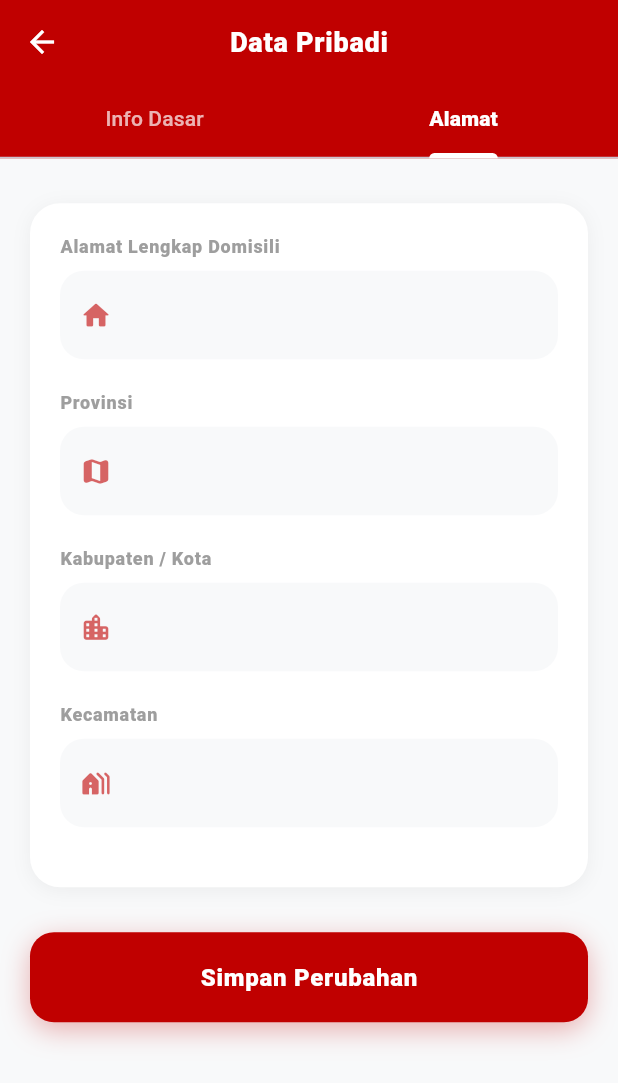
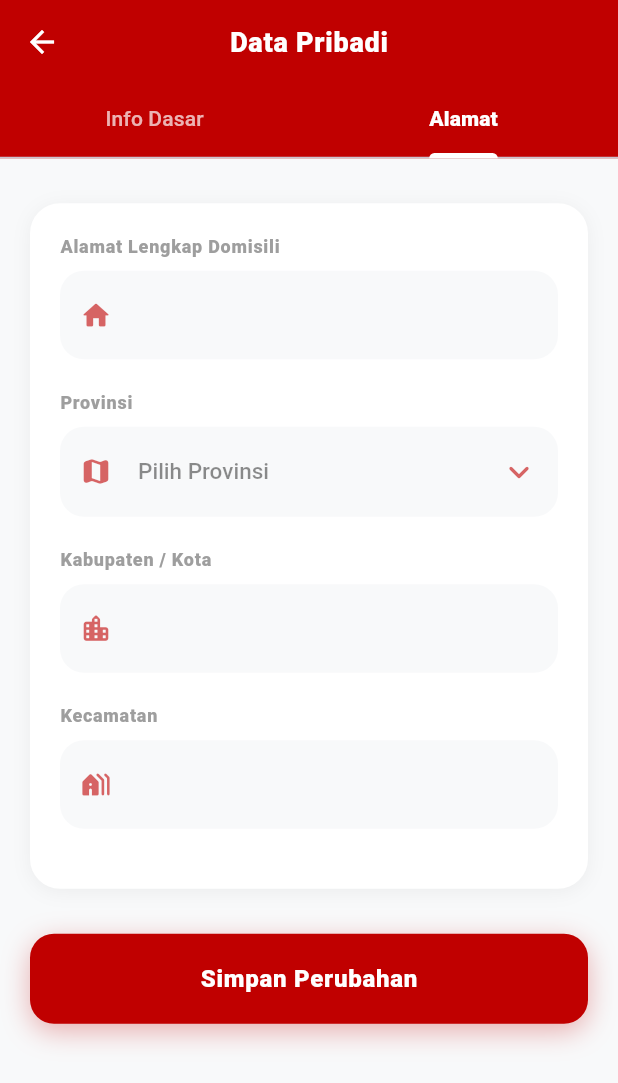
Before and after one commit to andibatari/stmc_health_app, a Flutter app: the DataPribadiPage screen opened directly with empty values, tab 2 chosen, on a phone screen of 412 x 824 dp. Shown: the top 1083 px of the screen. Run offline on Flutter 3.47's test engine with Material 3 defaults, Android fonts, the phone set to English and light mode, and no system bars; our stand-ins replace audioplayers, firebase_core, firebase_messaging, flutter_local_notifications, image_picker, qr_flutter and 1 more; accounts and stored records are empty; generated files the repository leaves out were written again.

Commit message:
update aplikasi STMC Health

```diff
--- a/lib/main.dart
+++ b/lib/main.dart
@@ -80,6 +80,7 @@ Future<void> _firebaseMessagingBackgroundHandler(RemoteMessage message) async {
 
   await NotificationManager.saveIncomingMessage(message);
 
+  // 1. LOGIKA UNTUK ALARM PANGGILAN POLI
   if (message.data['tipe'] == 'panggilan_poli') {
     const String channelId = 'channel_panggilan_poli_v6';
 
@@ -91,7 +92,7 @@ Future<void> _firebaseMessagingBackgroundHandler(RemoteMessage message) async {
       playSound: true,
       sound: RawResourceAndroidNotificationSound('ding_dong'),
       enableVibration: true,
-      fullScreenIntent: true, // Paksa notif menggantung
+      fullScreenIntent: true,
     );
 
     final String title = message.data['title'] ?? 'PANGGILAN PEMERIKSAAN';
@@ -101,6 +102,8 @@ Future<void> _firebaseMessagingBackgroundHandler(RemoteMessage message) async {
       message.hashCode, title, body,
       const NotificationDetails(android: androidDetails),
     );
+
+    // 🌟 2. TAMBAHKAN LOGIKA INI AGAR PENGINGAT MCU / UMUM MUNCUL SAAT BACKGROUND
   }
 }
 
@@ -181,6 +184,16 @@ void main() async {
   // --- FOREGROUND HANDLER (SAAT APLIKASI SEDANG DIBUKA) ---
   FirebaseMessaging.onMessage.listen((RemoteMessage message) async {
     debugPrint("🔥 Notifikasi Masuk (Foreground): ${message.messageId}");
+
+    // 🌟 LOGIKA MENERIMA SINYAL SILUMAN
+    if (message.data['tipe'] == 'silent_update') {
+      debugPrint("🔄 Sinyal Silent Update Diterima! Merefresh layar...");
+      // Ini akan memicu _refreshMcuDataFromServer secara otomatis!
+      globalRefreshTrigger.value++;
+      return; // Berhenti di sini, JANGAN simpan ke kotak masuk pesan!
+    }
+
+    // Jika bukan siluman, simpan pesan ke brankas
     await NotificationManager.saveIncomingMessage(message);
 
     if (message.data['tipe'] == 'panggilan_poli') {
@@ -189,7 +202,7 @@ void main() async {
       // 2. Munculkan Alert Dialog & Mainkan Audio interaktif
       GlobalNotificationService().pemicuAlarmInteraktifForeground(message);
     } else {
-      // 🌟 PERBAIKAN: Jika aplikasi sedang dibuka, munculkan spanduk pengumuman secara manual
+      // Jika aplikasi sedang dibuka, munculkan spanduk pengumuman secara manual
       await _tampilkanNotifikasiPengumumanForeground(message);
     }
   });
--- a/lib/views/profile/data_pribadi_page.dart
+++ b/lib/views/profile/data_pribadi_page.dart
@@ -24,19 +24,43 @@ class _DataPribadiPageState extends State<DataPribadiPage> {
   File? _selectedImage;
   bool _isLoading = false;
 
+  // 🌟 VARIABEL BARU UNTUK DROPDOWN PROVINSI
+  String? _selectedProvinsi;
+  final List<String> _listProvinsi = [
+    'ACEH', 'SUMATERA UTARA', 'SUMATERA BARAT', 'RIAU', 'JAMBI', 'SUMATERA SELATAN', 'BENGKULU', 'LAMPUNG', 'KEPULAUAN BANGKA BELITUNG', 'KEPULAUAN RIAU',
+    'DKI JAKARTA', 'JAWA BARAT', 'JAWA TENGAH', 'DI YOGYAKARTA', 'JAWA TIMUR', 'BANTEN', 'BALI', 'NUSA TENGGARA BARAT', 'NUSA TENGGARA TIMUR',
+    'KALIMANTAN BARAT', 'KALIMANTAN TENGAH', 'KALIMANTAN SELATAN', 'KALIMANTAN TIMUR', 'KALIMANTAN UTARA',
+    'SULAWESI UTARA', 'SULAWESI TENGAH', 'SULAWESI SELATAN', 'SULAWESI TENGGARA', 'GORONTALO', 'SULAWESI BARAT',
+    'MALUKU', 'MALUKU UTARA', 'PAPUA BARAT', 'PAPUA', 'PAPUA SELATAN', 'PAPUA TENGAH', 'PAPUA PEGUNUNGAN', 'PAPUA BARAT DAYA'
+  ];
+
   @override
   void initState() {
     super.initState();
-    _nikController = TextEditingController(text: widget.userState.nik);
-    _namaController = TextEditingController(text: widget.userState.name);
-    _emailController = TextEditingController(text: widget.userState.email);
-    _noHpController = TextEditingController(text: widget.userState.no_hp);
-    _tinggiController = TextEditingController(text: widget.userState.tinggi_badan);
-    _beratController = TextEditingController(text: widget.userState.berat_badan);
-    _alamatController = TextEditingController(text: widget.userState.alamat);
-    _provinsiController = TextEditingController(text: widget.userState.provinsi);
-    _kabupatenController = TextEditingController(text: widget.userState.kabupaten);
-    _kecamatanController = TextEditingController(text: widget.userState.kecamatan);
+    final Map<String, dynamic> rawData = widget.userState.userData ?? {};
+
+    _nikController = TextEditingController(text: rawData['nik'] ?? widget.userState.nik ?? '');
+    _namaController = TextEditingController(text: rawData['nama'] ?? widget.userState.name ?? '');
+    _emailController = TextEditingController(text: rawData['email'] ?? widget.userState.email ?? '');
+    _noHpController = TextEditingController(text: rawData['no_hp'] ?? widget.userState.no_hp ?? '');
+    _tinggiController = TextEditingController(text: rawData['tinggi_badan']?.toString() ?? widget.userState.tinggi_badan ?? '');
+    _beratController = TextEditingController(text: rawData['berat_badan']?.toString() ?? widget.userState.berat_badan ?? '');
+    _alamatController = TextEditingController(text: rawData['alamat'] ?? widget.userState.alamat ?? '');
+    _kabupatenController = TextEditingController(text: rawData['kabupaten'] ?? widget.userState.kabupaten ?? '');
+    _kecamatanController = TextEditingController(text: rawData['kecamatan'] ?? widget.userState.kecamatan ?? '');
+
+    // 🌟 LOGIKA UNTUK MENCOCOKKAN DATA PROVINSI DARI SERVER DENGAN DROPDOWN
+    String initProvinsi = rawData['provinsi'] ?? widget.userState.provinsi ?? '';
+    _provinsiController = TextEditingController(text: initProvinsi);
+
+    if (initProvinsi.isNotEmpty) {
+      String upperProvinsi = initProvinsi.toUpperCase();
+      // Jika provinsi dari server belum ada di list kita, tambahkan sementara agar tidak error
+      if (!_listProvinsi.contains(upperProvinsi)) {
+        _listProvinsi.add(upperProvinsi);
+      }
+      _selectedProvinsi = upperProvinsi;
+    }
   }
 
   @override
@@ -54,7 +78,10 @@ class _DataPribadiPageState extends State<DataPribadiPage> {
     try {
       var request = http.MultipartRequest('POST', Uri.parse('$KBaseUrl/update-profile'));
       request.headers.addAll({'Accept': 'application/json', 'Authorization': 'Bearer ${widget.userState.accessToken}'});
+
+      // _provinsiController akan selalu sinkron dengan dropdown karena kita update di onChanged
       request.fields.addAll({'nik': _nikController.text, 'nama': _namaController.text, 'email': _emailController.text, 'no_hp': _noHpController.text, 'tinggi_badan': _tinggiController.text, 'berat_badan': _beratController.text, 'alamat': _alamatController.text, 'provinsi': _provinsiController.text, 'kabupaten': _kabupatenController.text, 'kecamatan': _kecamatanController.text});
+
       if (_selectedImage != null) request.files.add(await http.MultipartFile.fromPath('foto_profil', _selectedImage!.path));
 
       var streamedResponse = await request.send();
@@ -68,8 +95,20 @@ class _DataPribadiPageState extends State<DataPribadiPage> {
         final Map<String, dynamic> newUserData = result['user_profile'];
         dynamic isEmployeeRaw = newUserData['is_employee'] ?? newUserData['isEmployee'];
         bool isEmployee = isEmployeeRaw == true || isEmployeeRaw == 1 || isEmployeeRaw.toString() == 'true';
-        userStateNotifier.value = UserState(isLoggedIn: true, accessToken: widget.userState.accessToken, userData: newUserData, name: newUserData['nama'], sap: newUserData['no_sap'] ?? newUserData['nik'], displayText: '${newUserData['no_sap'] ?? newUserData['nik']} - ${newUserData['nama']}', role: isEmployee ? 'KARYAWAN' : 'NON_PTST', jobTitle: newUserData['jabatan'], email: newUserData['email'], nik: newUserData['nik'], no_hp: newUserData['no_hp'], tinggi_badan: newUserData['tinggi_badan']?.toString(), berat_badan: newUserData['berat_badan']?.toString(), alamat: newUserData['alamat'], provinsi: newUserData['provinsi'], kabupaten: newUserData['kabupaten'], kecamatan: newUserData['kecamatan']);
-        final prefs = await SharedPreferences.getInstance(); await prefs.setString('userData', jsonEncode(newUserData));
+
+        userStateNotifier.value = UserState(
+            isLoggedIn: true, accessToken: widget.userState.accessToken, userData: newUserData,
+            name: newUserData['nama'], sap: newUserData['no_sap'] ?? newUserData['nik'],
+            displayText: '${newUserData['no_sap'] ?? newUserData['nik']} - ${newUserData['nama']}',
+            role: isEmployee ? 'KARYAWAN' : 'NON_PTST', jobTitle: newUserData['jabatan'],
+            email: newUserData['email'], nik: newUserData['nik'], no_hp: newUserData['no_hp'],
+            tinggi_badan: newUserData['tinggi_badan']?.toString(), berat_badan: newUserData['berat_badan']?.toString(),
+            alamat: newUserData['alamat'], provinsi: newUserData['provinsi'],
+            kabupaten: newUserData['kabupaten'], kecamatan: newUserData['kecamatan']
+        );
+
+        final prefs = await SharedPreferences.getInstance();
+        await prefs.setString('userData', jsonEncode(newUserData));
         setState(() => _selectedImage = null);
         ScaffoldMessenger.of(context).showSnackBar(const SnackBar(content: Text('Profil berhasil diperbarui!', style: TextStyle(fontWeight: FontWeight.bold)), backgroundColor: Colors.green, behavior: SnackBarBehavior.floating));
         Navigator.pop(context);
@@ -96,9 +135,8 @@ class _DataPribadiPageState extends State<DataPribadiPage> {
           centerTitle: true,
           elevation: 0,
           bottom: const TabBar(
-            // PERBAIKAN WARNA TEKS TAB
-              labelColor: Colors.white, // Warna teks saat tab aktif
-              unselectedLabelColor: Colors.white70, // Warna teks saat tab tidak aktif (agak transparan)
+              labelColor: Colors.white,
+              unselectedLabelColor: Colors.white70,
               indicatorColor: Colors.white,
               indicatorWeight: 3.5,
               labelStyle: TextStyle(fontWeight: FontWeight.w800, fontSize: 14),
@@ -136,12 +174,18 @@ class _DataPribadiPageState extends State<DataPribadiPage> {
       onRefresh: () async {
         await Future.delayed(const Duration(seconds: 1));
         setState(() {
-          _nikController.text = userState.nik ?? ''; _namaController.text = userState.name ?? ''; _emailController.text = userState.email ?? ''; _noHpController.text = userState.no_hp ?? ''; _tinggiController.text = userState.tinggi_badan ?? ''; _beratController.text = userState.berat_badan ?? '';
+          final Map<String, dynamic> rawData = userState.userData ?? {};
+          _nikController.text = rawData['nik'] ?? userState.nik ?? '';
+          _namaController.text = rawData['nama'] ?? userState.name ?? '';
+          _emailController.text = rawData['email'] ?? userState.email ?? '';
+          _noHpController.text = rawData['no_hp'] ?? userState.no_hp ?? '';
+          _tinggiController.text = rawData['tinggi_badan']?.toString() ?? userState.tinggi_badan ?? '';
+          _beratController.text = rawData['berat_badan']?.toString() ?? userState.berat_badan ?? '';
         });
       },
       child: SingleChildScrollView(
         physics: const AlwaysScrollableScrollPhysics(),
-        padding: const EdgeInsets.fromLTRB(20, 30, 20, 100), // Padding bawah agar tidak menabrak tombol simpan
+        padding: const EdgeInsets.fromLTRB(20, 30, 20, 100),
         child: Column(
           crossAxisAlignment: CrossAxisAlignment.start,
           children: [
@@ -217,7 +261,21 @@ class _DataPribadiPageState extends State<DataPribadiPage> {
         await Future.delayed(const Duration(seconds: 1));
         final currentState = (context.findAncestorWidgetOfExactType<MyApp>() as MyApp).userStateNotifier.value;
         setState(() {
-          _alamatController.text = currentState.alamat ?? ''; _provinsiController.text = currentState.provinsi ?? ''; _kabupatenController.text = currentState.kabupaten ?? ''; _kecamatanController.text = currentState.kecamatan ?? '';
+          final Map<String, dynamic> rawData = currentState.userData ?? {};
+          _alamatController.text = rawData['alamat'] ?? currentState.alamat ?? '';
+          _kabupatenController.text = rawData['kabupaten'] ?? currentState.kabupaten ?? '';
+          _kecamatanController.text = rawData['kecamatan'] ?? currentState.kecamatan ?? '';
+
+          // Refresh sinkronisasi Dropdown
+          String initProvinsi = rawData['provinsi'] ?? currentState.provinsi ?? '';
+          _provinsiController.text = initProvinsi;
+          if (initProvinsi.isNotEmpty) {
+            String upperProvinsi = initProvinsi.toUpperCase();
+            if (!_listProvinsi.contains(upperProvinsi)) _listProvinsi.add(upperProvinsi);
+            _selectedProvinsi = upperProvinsi;
+          } else {
+            _selectedProvinsi = null;
+          }
         });
       },
       child: SingleChildScrollView(
@@ -232,7 +290,8 @@ class _DataPribadiPageState extends State<DataPribadiPage> {
                 child: Column(
                   children: [
                     _buildEditableFieldWithController('Alamat Lengkap Domisili', _alamatController, Icons.home_rounded),
-                    _buildEditableFieldWithController('Provinsi', _provinsiController, Icons.map_rounded),
+                    // 🌟 MENGGANTI TEXT FIELD MENJADI DROPDOWN
+                    _buildDropdownProvinsi(),
                     _buildEditableFieldWithController('Kabupaten / Kota', _kabupatenController, Icons.location_city_rounded),
                     _buildEditableFieldWithController('Kecamatan', _kecamatanController, Icons.holiday_village_rounded),
                   ],
@@ -242,6 +301,49 @@ class _DataPribadiPageState extends State<DataPribadiPage> {
               _buildSaveButton(),
             ],
           )
+      ),
+    );
+  }
+
+  // 🌟 WIDGET KHUSUS UNTUK DROPDOWN PROVINSI
+  Widget _buildDropdownProvinsi() {
+    return Padding(
+      padding: const EdgeInsets.only(bottom: 20.0),
+      child: Column(
+        crossAxisAlignment: CrossAxisAlignment.start,
+        children: [
+          const Text('Provinsi', style: TextStyle(fontSize: 12, color: Colors.grey, fontWeight: FontWeight.w800, letterSpacing: 0.5)),
+          const SizedBox(height: 8),
+          DropdownButtonFormField<String>(
+            value: _selectedProvinsi,
+            icon: Icon(Icons.keyboard_arrow_down_rounded, color: primaryRed.withOpacity(0.6), size: 28),
+            isExpanded: true,
+            dropdownColor: Colors.white,
+            style: const TextStyle(fontSize: 15, color: Colors.black87, fontWeight: FontWeight.w700),
+            decoration: InputDecoration(
+              prefixIcon: Icon(Icons.map_rounded, color: primaryRed.withOpacity(0.6), size: 22),
+              filled: true,
+              fillColor: bgGrey,
+              border: OutlineInputBorder(borderRadius: BorderRadius.circular(16), borderSide: BorderSide.none),
+              enabledBorder: OutlineInputBorder(borderRadius: BorderRadius.circular(16), borderSide: BorderSide.none),
+              focusedBorder: OutlineInputBorder(borderRadius: BorderRadius.circular(16), borderSide: const BorderSide(color: primaryRed, width: 1.5)),
+              contentPadding: const EdgeInsets.symmetric(vertical: 18, horizontal: 16),
+            ),
+            hint: const Text("Pilih Provinsi", style: TextStyle(fontSize: 15, color: Colors.black45, fontWeight: FontWeight.w500)),
+            items: _listProvinsi.map((String val) {
+              return DropdownMenuItem(
+                value: val,
+                child: Text(val),
+              );
+            }).toList(),
+            onChanged: (val) {
+              setState(() {
+                _selectedProvinsi = val;
+                _provinsiController.text = val ?? ''; // Menjaga controller tetap sinkron untuk dikirim
+              });
+            },
+          ),
+        ],
       ),
     );
   }
```
